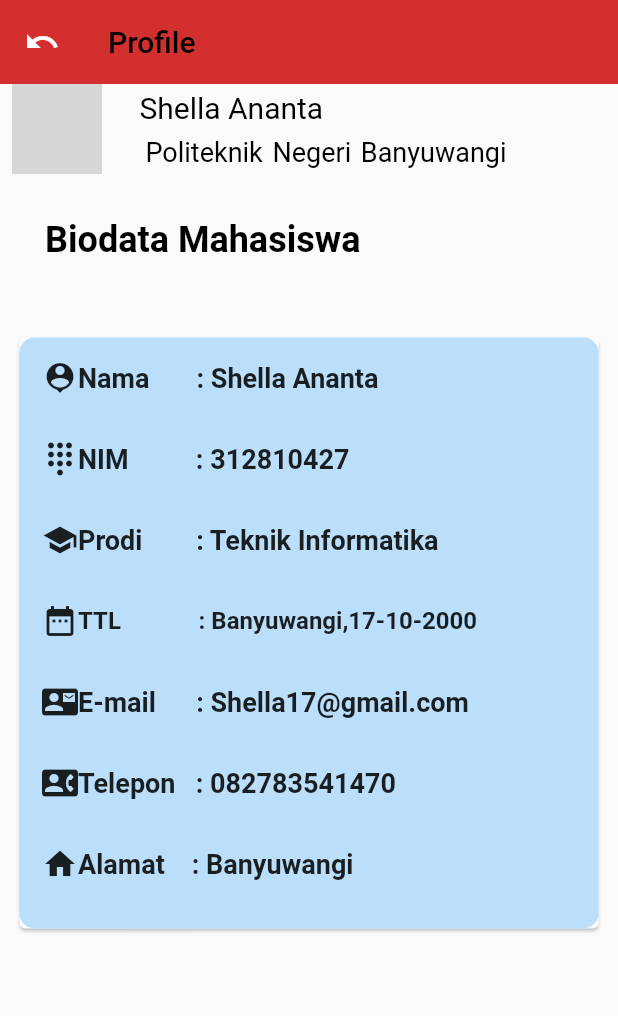
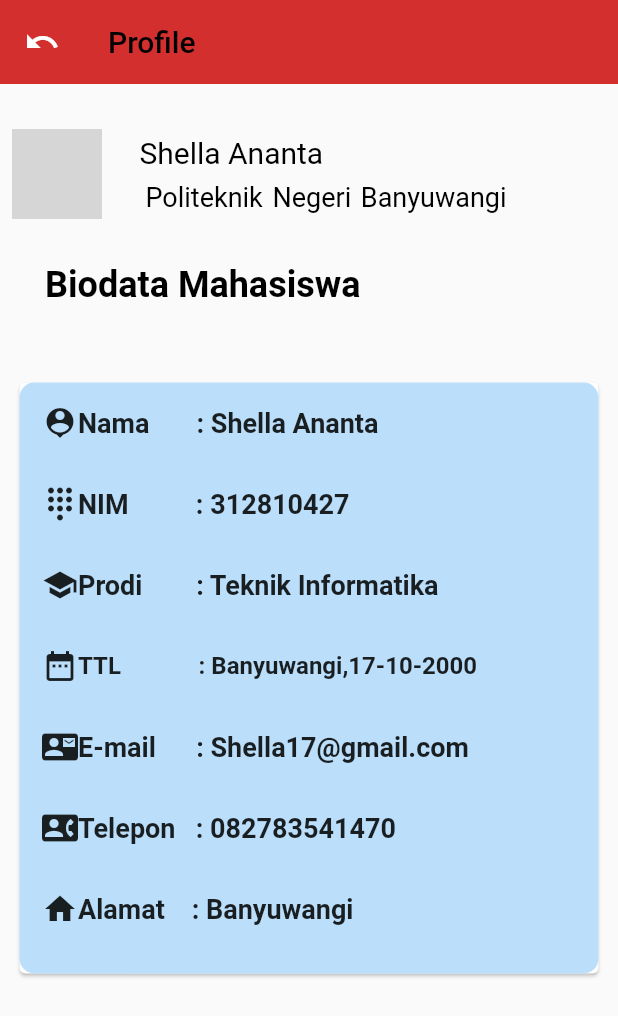
Before and after one commit to Politeknik-Banyuwangi/project-uas-project-uas-kel4, a Flutter app: the screen it shows after launch, on a phone screen of 412 x 824 dp. Shown: the top 1016 px of the screen. Run offline on Flutter 3.47's test engine with Material 2 defaults, Android fonts, the phone set to English and light mode, and no system bars; network calls fail; grey boxes are pictures that could not be loaded.

```diff
--- a/lib/pages/profile.dart
+++ b/lib/pages/profile.dart
@@ -15,6 +15,9 @@ class ProfilePages extends StatelessWidget {
       //user
       body: ListView(
         children: <Widget>[
+          SizedBox(
+            height: 30.0,
+          ),
           Row(
             children: <Widget>[
               Padding(
```
Also changed, not shown: 1 other file.
